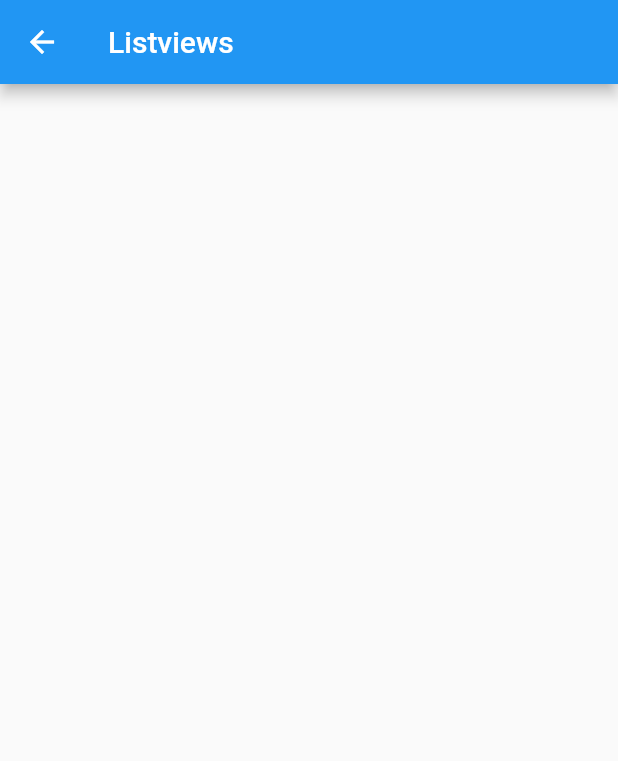
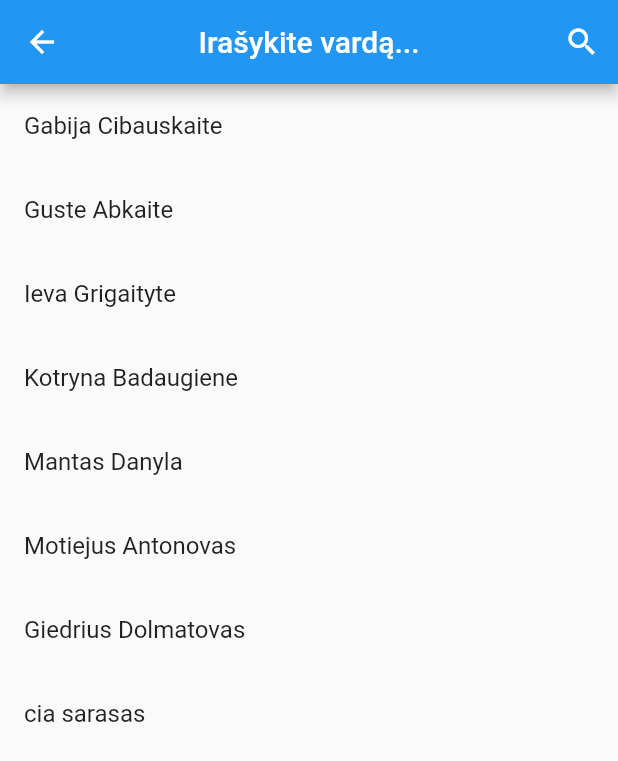
Before and after one commit to austes/find_colleg, a Flutter app: the Second screen opened by its route, on a phone screen of 412 x 824 dp. Shown: the top 761 px of the screen. Run offline on Flutter 3.47's test engine with Material 2 defaults, Android fonts, the phone set to English and light mode, and no system bars.

Commit message:
veikianti versija

```diff
--- a/lib/screens/Home.dart
+++ b/lib/screens/Home.dart
@@ -13,10 +13,10 @@ class Home extends StatelessWidget {
           child: new Column(
             mainAxisAlignment: MainAxisAlignment.spaceEvenly,
             children: <Widget>[
-              new Text('Sveiki atvyke!',
+              new Text('Sveiki atvykę!',
                   style: new TextStyle(
                       fontSize: 35.0, fontWeight: FontWeight.bold)),
-              new Text('Programele darbuotoju vietai surasti',
+              new Text('Programėlė darbuotojų vietai surasti',
                   style: new TextStyle(
                       fontSize: 20.0, fontWeight: FontWeight.bold)),
               new RaisedButton(
--- a/lib/screens/Second.dart
+++ b/lib/screens/Second.dart
@@ -1,42 +1,79 @@
+import 'package:flutter/material.dart';
 import 'dart:async';
 import 'dart:convert';
 import 'package:find_colleague/Colleague.dart';
-import 'package:flutter/material.dart';
 import 'package:flutter/services.dart';
 import 'dart:async' show Future;
 
+void main() => runApp(new MaterialApp(
+      home: new Second(),
+    ));
+
+class Second extends StatefulWidget {
+  @override
+  _SecondState createState() => new _SecondState();
+}
 
 
 
+class _SecondState extends State<Second> {
+  Widget appBarTitle = new Text(
+    "Irašykite vardą...",
+    style: new TextStyle(color: Colors.white),
+  );
+  Icon icon = new Icon(
+    Icons.search,
+    color: Colors.white,
+  );
+  final globalKey = new GlobalKey<ScaffoldState>();
+  final TextEditingController _controller = new TextEditingController();
+  List<dynamic> _list;
+  bool _isSearching;
+  List data;
+  String _searchText = " ";
+  List searchresult = new List();
 
-class Second extends StatefulWidget {
-  @override
-  SecondState createState() => new SecondState();
-}
+  _SecondState() {
+    _controller.addListener(() {
+      if (_controller.text.isEmpty) {
+        setState(() {
+          _isSearching = false;
+          _searchText = "";
+        });
+      } else {
+        setState(() {
+          _isSearching = true;
+          _searchText = _controller.text;
+        });
+      }
+    });
+  }
 
-class SecondState extends State<Second> {
-  List data;
-
-  @override
-  Widget build(BuildContext context) {
-    return new Scaffold(
-      appBar: new AppBar(
-        title: new Text("Listviews"),
-      ),
-      body: new ListView.builder(
-        itemCount: data == null ? 0 : data.length,
-        itemBuilder: (BuildContext context, int index) {
-          return new Card(
-            child: new Text(data[index]["name"]),
-          );
-        },
-      ),
-    );
-  }
 
 Future<String> _loadColleagueAsset() async {
   return await rootBundle.loadString('assets/data.json');
 }
+
+
+  @override
+  void initState() {
+    super.initState();
+    _isSearching = false;
+    values();
+    this.loadColleague();
+  }
+
+  void values() {
+    _list = List();
+    _list.add("Gabija Cibauskaite");
+    _list.add("Guste Abkaite");
+    _list.add("Ieva Grigaityte");
+    _list.add("Kotryna Badaugiene");
+    _list.add("Mantas Danyla");
+    _list.add("Motiejus Antonovas");
+    _list.add("Giedrius Dolmatovas");
+    _list.add("cia sarasas");
+  }
 
 Future loadColleague() async {
   String jsonString = await _loadColleagueAsset();
@@ -45,10 +82,106 @@ Future loadColleague() async {
   print(colleague.name);
 }
 
+
   @override
-  void initState() {
-    super.initState();
-    this.loadColleague();
+  Widget build(BuildContext context) {
+    return new Scaffold(
+        key: globalKey,
+        appBar: buildAppBar(context),
+        body: new Container(
+          child: new Column(
+            crossAxisAlignment: CrossAxisAlignment.start,
+            mainAxisSize: MainAxisSize.min,
+            children: <Widget>[
+              new Flexible(
+                  child: searchresult.length != 0 || _controller.text.isNotEmpty
+                      ? new ListView.builder(
+                          shrinkWrap: true,
+                          itemCount: searchresult.length,
+                          itemBuilder: (BuildContext context, int index) {
+                            String listData = searchresult[index];
+                            return new ListTile(
+                              title: new Text(listData.toString()),
+                            );
+                          },
+                        )
+                      : new ListView.builder(
+                          shrinkWrap: true,
+                          itemCount: _list.length,
+                          itemBuilder: (BuildContext context, int index) {
+                            String listData = _list[index];
+                            return new ListTile(
+                              title: new Text(listData.toString()),
+                            );
+                          },
+                        ))
+            ],
+          ),
+        ));
   }
 
+  Widget buildAppBar(BuildContext context) {
+    return new AppBar(centerTitle: true, title: appBarTitle, actions: <Widget>[
+      new IconButton(
+        icon: icon,
+        onPressed: () {
+          setState(() {
+            if (this.icon.icon == Icons.search) {
+              this.icon = new Icon(
+                Icons.close,
+                color: Colors.white,
+              );
+              this.appBarTitle = new TextField(
+                controller: _controller,
+                style: new TextStyle(
+                  color: Colors.white,
+                ),
+                decoration: new InputDecoration(
+                    prefixIcon: new Icon(Icons.search, color: Colors.white),
+                    hintText: "vardo vieta...",
+                    hintStyle: new TextStyle(color: Colors.white)),
+                onChanged: searchOperation,
+              );
+              _handleSearchStart();
+            } else {
+              _handleSearchEnd();
+            }
+          });
+        },
+      ),
+    ]);
+  }
+
+  void _handleSearchStart() {
+    setState(() {
+      _isSearching = true;
+    });
+  }
+
+  void _handleSearchEnd() {
+    setState(() {
+      this.icon = new Icon(
+        Icons.search,
+        color: Colors.white,
+      );
+      this.appBarTitle = new Text(
+        "Search Sample",
+        style: new TextStyle(color: Colors.white),
+      );
+      _isSearching = false;
+      _controller.clear();
+    });
+  }
+
+  void searchOperation(String searchText) {
+    searchresult.clear();
+    if (_isSearching != null) {
+      for (int i = 0; i < _list.length; i++) {
+        String data = _list[i];
+        if (data.toLowerCase().contains(searchText.toLowerCase())) {
+          searchresult.add(data);
+        }
+      }
+    }
+  }
 }
```
Also changed, not shown: lib/screens/Third.dart (+6 -2 lines).
